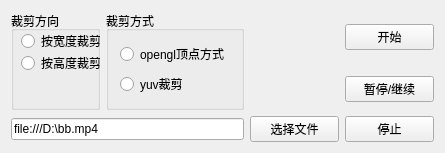
Qt form widget.ui (qht1003077897/VLC_YuvCutAndSplicingbyOpengl) before a commit.
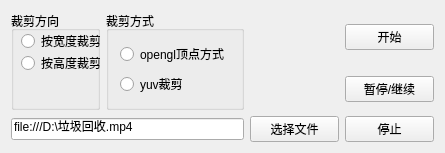
The same form after that commit.

```diff
--- a/widget.ui
+++ b/widget.ui
@@ -90,7 +90,7 @@
    <item row="2" column="0" colspan="2">
     <widget class="QLineEdit" name="lineEdit">
      <property name="text">
-      <string>file:///D:\bb.mp4</string>
+      <string>file:///D:\垃圾回收.mp4</string>
      </property>
     </widget>
    </item>
```
